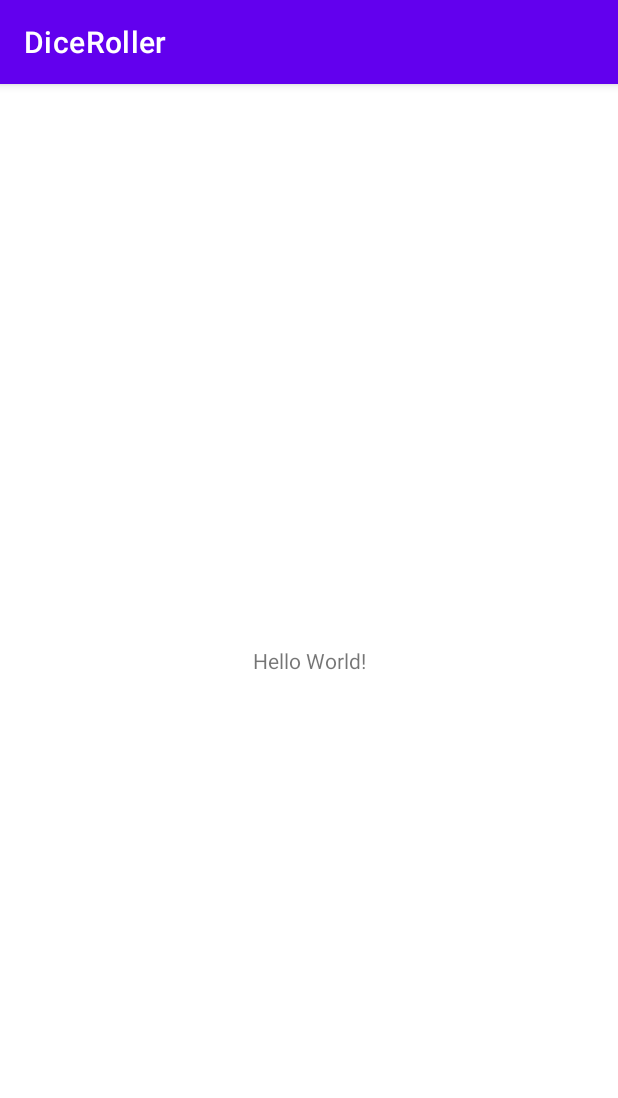
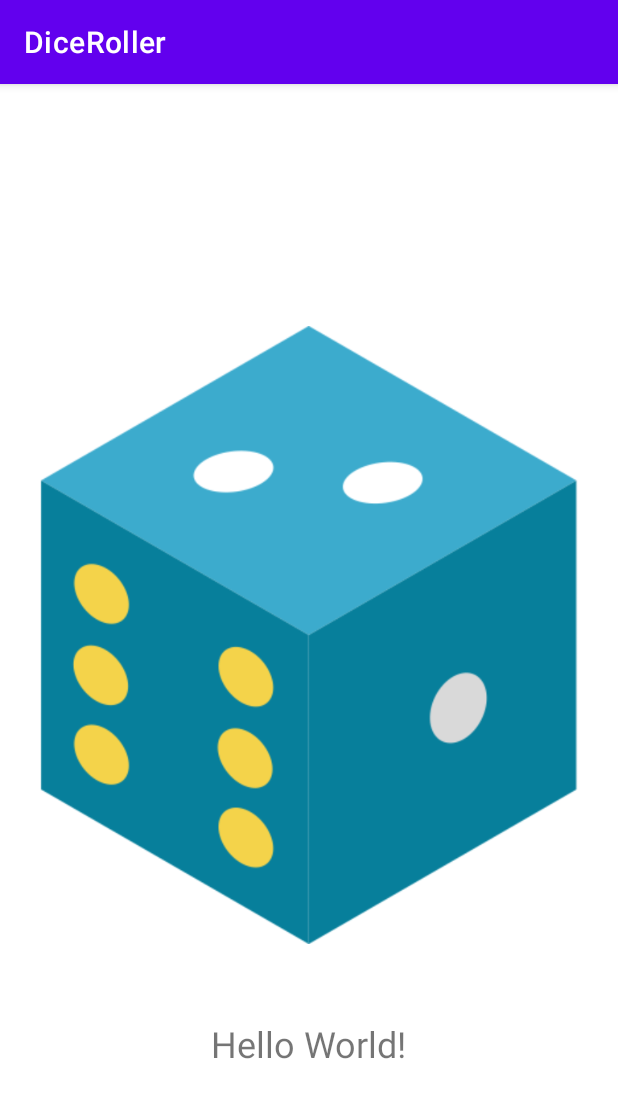
Before and after one commit to tcyang1971/DiceRoller, an Android app: the screen it shows after launch (MainActivity), on a phone screen of 412 x 824 dp. Shown: the top 1098 px of the screen. Run offline under Robolectric (Android 15) with nearby library versions, the phone set to English and light mode, and no system bars; libraries missing offline, so code that uses them is left out: tw.edu.pu.

Commit message:
v.1 介面設計與短按長按

```diff
--- a/app/build.gradle
+++ b/app/build.gradle
@@ -1,6 +1,7 @@
 plugins {
     id 'com.android.application'
     id 'org.jetbrains.kotlin.android'
+    id 'kotlin-android-extensions'
 }
 
 android {
--- a/app/src/main/res/layout/activity_main.xml
+++ b/app/src/main/res/layout/activity_main.xml
@@ -1,18 +1,25 @@
 <?xml version="1.0" encoding="utf-8"?>
-<androidx.constraintlayout.widget.ConstraintLayout xmlns:android="http://schemas.android.com/apk/res/android"
+<LinearLayout xmlns:android="http://schemas.android.com/apk/res/android"
     xmlns:app="http://schemas.android.com/apk/res-auto"
     xmlns:tools="http://schemas.android.com/tools"
     android:layout_width="match_parent"
     android:layout_height="match_parent"
-    tools:context=".MainActivity">
+    tools:context=".MainActivity"
+    android:orientation="vertical"
+    android:gravity="center">
+
+    <ImageView
+        android:id="@+id/img"
+        android:layout_width="match_parent"
+        android:layout_height="wrap_content"
+        app:srcCompat="@drawable/dice" />
 
     <TextView
+        android:id="@+id/txv"
         android:layout_width="wrap_content"
         android:layout_height="wrap_content"
         android:text="Hello World!"
-        app:layout_constraintBottom_toBottomOf="parent"
-        app:layout_constraintLeft_toLeftOf="parent"
-        app:layout_constraintRight_toRightOf="parent"
+        android:textSize="24sp"
         app:layout_constraintTop_toTopOf="parent" />
 
-</androidx.constraintlayout.widget.ConstraintLayout>
+</LinearLayout>
```
Also changed, not shown: app/src/main/java/tw/edu/pu/csim/tcyang/diceroller/MainActivity.kt (+31 -1 lines), app/src/main/res/drawable/dice.png (added), app/src/main/res/drawable/dice1.png (added), app/src/main/res/drawable/dice2.png (added), app/src/main/res/drawable/dice3.png (added), app/src/main/res/drawable/dice4.png (added), app/src/main/res/drawable/dice5.png (added), app/src/main/res/drawable/dice6.png (added).
